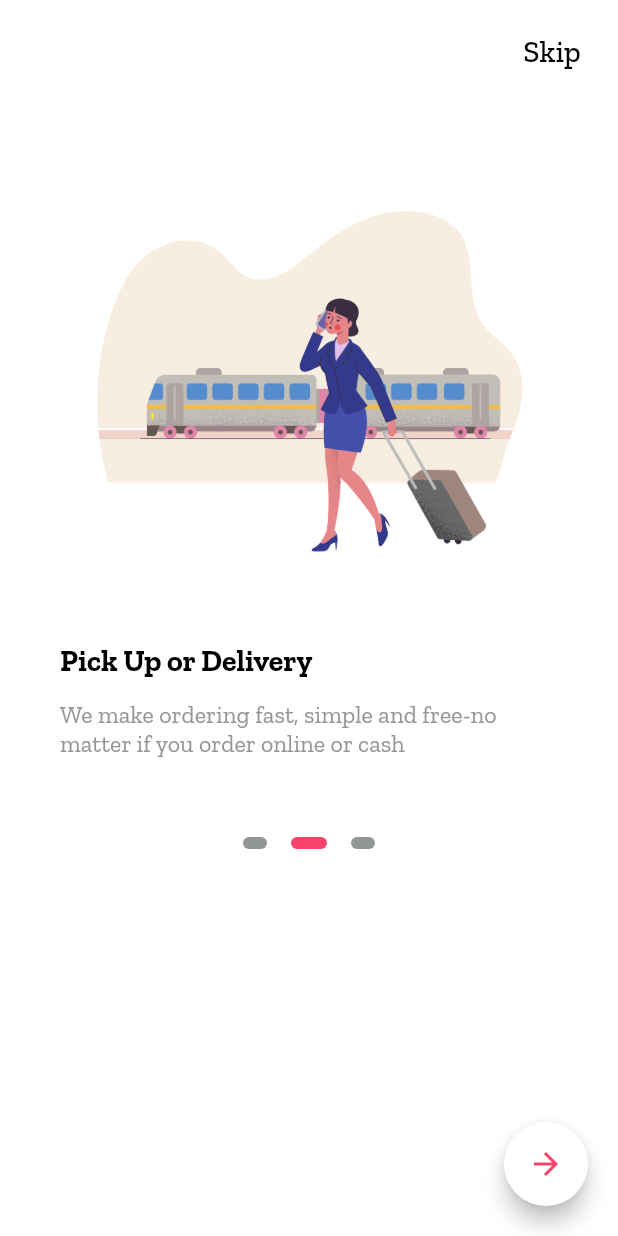
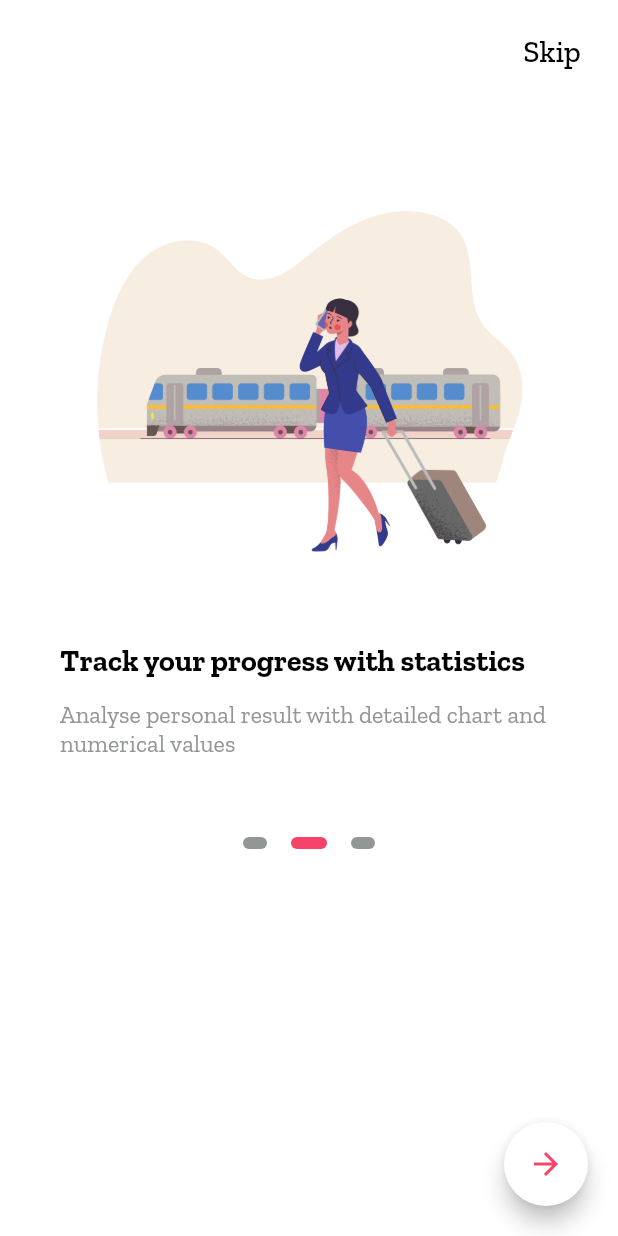
Before and after one commit to webaddicted/Flutter-Demo, a Flutter app: the screen it shows after launch, swiped to page 2, on a phone screen of 412 x 824 dp. Run offline on Flutter 3.47's test engine with Material 2 defaults, Android fonts, the phone set to English and light mode, and no system bars; our stand-ins replace avatar_glow, bubble_tab_indicator, cached_network_image, carousel_slider, contacts_service, device_info and 24 more; missing offline and left inert: animated_floatactionbuttons, animator, barcode_scan, call_log, drawerbehavior, esys_flutter_share and 6 more.

Commit message:
ready to launch

```diff
--- a/lib/view/onboarding/onboarding_page7.dart
+++ b/lib/view/onboarding/onboarding_page7.dart
@@ -37,22 +37,22 @@ class _OnboardingPage7State extends State<OnboardingPage7>
 
   final pages = [
     SkOnboardingModel(
-        title: 'Choose your item',
+        title: 'Set your own goals and get better',
         description:
-            'Easily find your grocery items and you will get delivery in wide range',
+            'Goal support your motivation and inspire you to work harder',
         titleColor: Colors.black,
         descripColor: const Color(0xFF929794),
         imagePath: AssetsConst.SLIDER4_IMG),
     SkOnboardingModel(
-        title: 'Pick Up or Delivery',
+        title: 'Track your progress with statistics',
         description:
-            'We make ordering fast, simple and free-no matter if you order online or cash',
+            'Analyse personal result with detailed chart and numerical values',
         titleColor: Colors.black,
         descripColor: const Color(0xFF929794),
         imagePath: AssetsConst.SLIDER5_IMG),
     SkOnboardingModel(
-        title: 'Pay quick and easy',
-        description: 'Pay for order using credit or debit card',
+        title: 'Create photo comparisons and share your results',
+        description: 'Take before and after photos to visualize progress and get the shape that you dream about',
         titleColor: Colors.black,
         descripColor: const Color(0xFF929794),
         imagePath: AssetsConst.SLIDER6_IMG),
```
